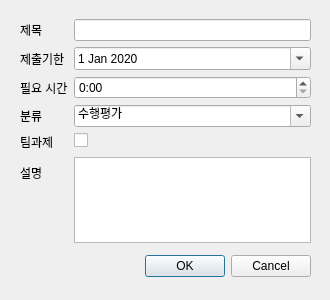
Qt form UI/taskQuery.ui (Talkwarrior/workReminder) before a commit.
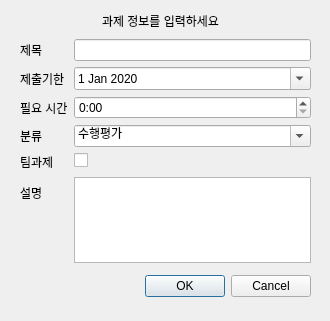
The same form after that commit.

Commit message: brand new UI: tab

Diff of the .ui file:
```diff
--- a/UI/taskQuery.ui
+++ b/UI/taskQuery.ui
@@ -7,9 +7,21 @@
     <x>0</x>
     <y>0</y>
     <width>330</width>
-    <height>300</height>
+    <height>321</height>
    </rect>
   </property>
+  <property name="minimumSize">
+   <size>
+    <width>330</width>
+    <height>321</height>
+   </size>
+  </property>
+  <property name="maximumSize">
+   <size>
+    <width>330</width>
+    <height>321</height>
+   </size>
+  </property>
   <property name="windowTitle">
    <string>과제편집기</string>
   </property>
@@ -17,7 +29,7 @@
    <property name="geometry">
     <rect>
      <x>30</x>
-     <y>250</y>
+     <y>270</y>
      <width>281</width>
      <height>32</height>
     </rect>
@@ -33,7 +45,7 @@
    <property name="geometry">
     <rect>
      <x>20</x>
-     <y>19</y>
+     <y>39</y>
      <width>291</width>
      <height>224</height>
     </rect>
@@ -192,17 +204,29 @@
       <property name="calendarPopup">
        <bool>true</bool>
       </property>
-      <property name="time">
-       <time>
-        <hour>0</hour>
-        <minute>0</minute>
-        <second>0</second>
-       </time>
-      </property>
      </widget>
     </item>
    </layout>
   </widget>
+  <widget class="QLabel" name="info_lbl">
+   <property name="geometry">
+    <rect>
+     <x>20</x>
+     <y>10</y>
+     <width>281</width>
+     <height>21</height>
+    </rect>
+   </property>
+   <property name="text">
+    <string>과제 정보를 입력하세요</string>
+   </property>
+   <property name="textFormat">
+    <enum>Qt::AutoText</enum>
+   </property>
+   <property name="alignment">
+    <set>Qt::AlignCenter</set>
+   </property>
+  </widget>
  </widget>
  <resources/>
  <connections>
```
The commit also changes 7 other files.
